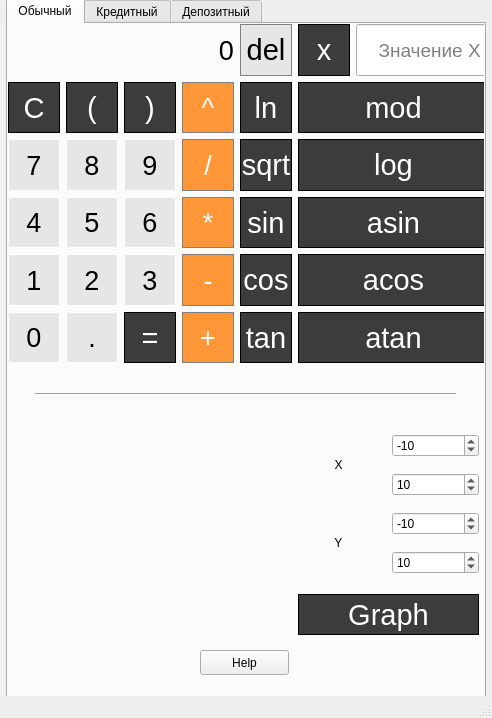
Before: the Qt Designer form src/View/mainwindow.ui in Lyub1m1y/SmartCalc_v1.0-0, drawn with Qt 5.
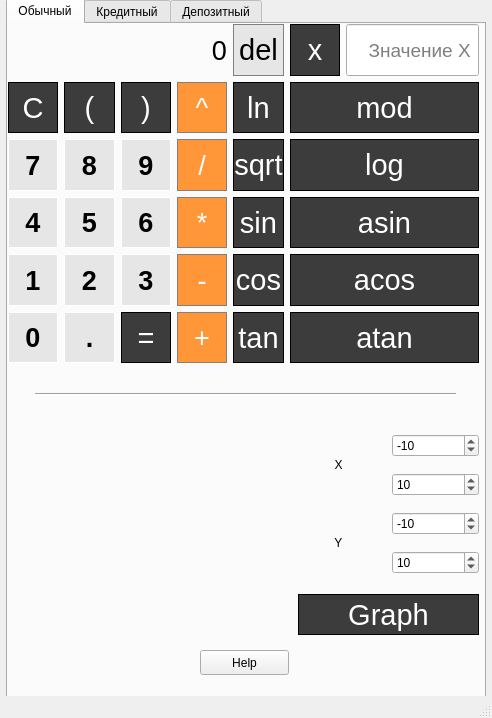
After: the same form once the commit is applied. The open tabs and pages were chosen to show the change. Custom widgets are drawn as their Qt base class.

Commit message: fix ui simple calc

```diff
--- a/src/View/mainwindow.ui
+++ b/src/View/mainwindow.ui
@@ -50,7 +50,7 @@
        <rect>
         <x>0</x>
         <y>0</y>
-        <width>481</width>
+        <width>471</width>
         <height>339</height>
        </rect>
       </property>
@@ -141,6 +141,7 @@
           <font>
            <family>Arial</family>
            <pointsize>20</pointsize>
+           <bold>true</bold>
           </font>
          </property>
          <property name="styleSheet">
@@ -233,6 +234,7 @@
           <font>
            <family>Arial</family>
            <pointsize>20</pointsize>
+           <bold>true</bold>
           </font>
          </property>
          <property name="styleSheet">
@@ -326,6 +328,7 @@
           <font>
            <family>Arial</family>
            <pointsize>20</pointsize>
+           <bold>true</bold>
           </font>
          </property>
          <property name="styleSheet">
@@ -355,6 +358,7 @@
           <font>
            <family>Arial</family>
            <pointsize>20</pointsize>
+           <bold>true</bold>
           </font>
          </property>
          <property name="styleSheet">
@@ -448,6 +452,7 @@
           <font>
            <family>Arial</family>
            <pointsize>20</pointsize>
+           <bold>true</bold>
           </font>
          </property>
          <property name="styleSheet">
@@ -510,6 +515,9 @@
           <font>
            <family>Arial</family>
            <pointsize>20</pointsize>
+           <bold>true</bold>
+           <underline>false</underline>
+           <strikeout>false</strikeout>
           </font>
          </property>
          <property name="styleSheet">
@@ -571,6 +579,7 @@
           <font>
            <family>Arial</family>
            <pointsize>20</pointsize>
+           <bold>true</bold>
           </font>
          </property>
          <property name="styleSheet">
@@ -600,6 +609,7 @@
           <font>
            <family>Arial</family>
            <pointsize>20</pointsize>
+           <bold>true</bold>
           </font>
          </property>
          <property name="styleSheet">
@@ -661,6 +671,7 @@
           <font>
            <family>Arial</family>
            <pointsize>20</pointsize>
+           <bold>true</bold>
           </font>
          </property>
          <property name="styleSheet">
@@ -1031,6 +1042,7 @@
           <font>
            <family>Arial</family>
            <pointsize>20</pointsize>
+           <bold>true</bold>
           </font>
          </property>
          <property name="styleSheet">
@@ -1092,6 +1104,7 @@
           <font>
            <family>Arial</family>
            <pointsize>20</pointsize>
+           <bold>true</bold>
           </font>
          </property>
          <property name="styleSheet">
```
Left out of the diff: 5 changed lines with no effect on the pictures. The commit also changes 1 other file.
